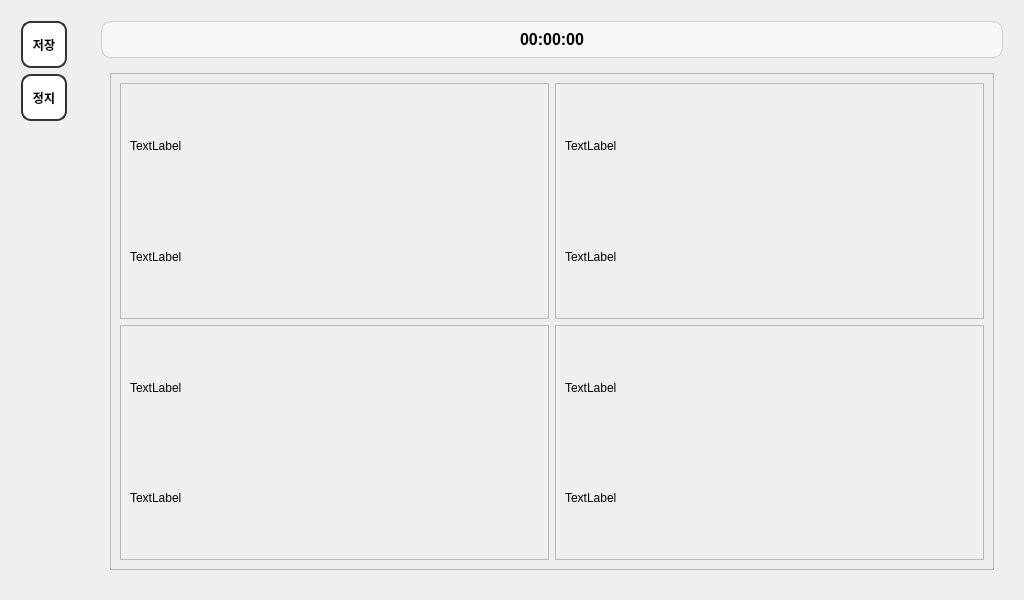
Old version of the form MainView/mainview.ui in the repository HYPER-MOB/2025ESWContest_mobility_6099.
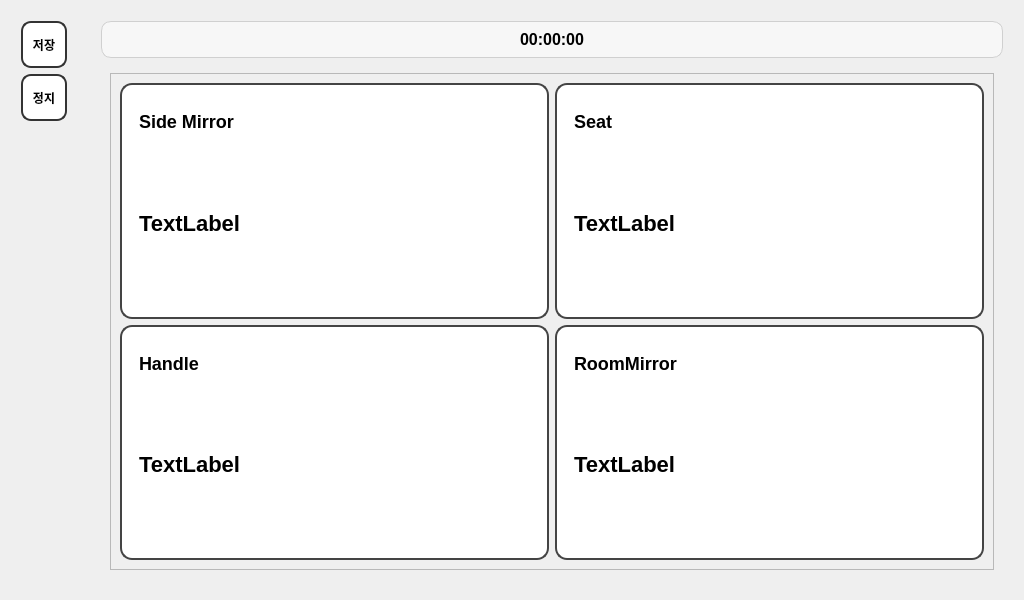
New version of the form. The open tabs and pages were chosen to show the change. Icons and pictures are not drawn.

Commit message: [DCU] feat : 주행 뷰 데이터 추가

What changed in the file:
```diff
--- a/MainView/mainview.ui
+++ b/MainView/mainview.ui
@@ -206,9 +206,35 @@
         <item>
          <widget class="QStackedWidget" name="stackedCenter">
           <property name="currentIndex">
-           <number>1</number>
+           <number>0</number>
           </property>
           <widget class="QWidget" name="pageDashboard">
+           <property name="styleSheet">
+            <string notr="true">QFrame#dashHandleFrame, 
+QFrame#dashRoomMirrorFrame,
+QFrame#dashSeatFrame,
+QFrame#dashSideMirrorFrame {
+    background: #FFFFFF;
+    border: 2px solid #444;
+    border-radius: 12px;
+    padding: 8px;
+}
+
+QLabel#dashHandleText, QLabel#dashRoomMirrorText,
+QLabel#dashSeatText, QLabel#dashSideMirrorText {
+    font-size: 18px;
+    font-weight: bold;
+    qproperty-alignment: 'AlignCenter';
+}
+
+QLabel#dashHandleValue, QLabel#dashRoomMirrorValue,
+QLabel#dashSeatValue, QLabel#dashSideMirrorValue {
+    font-size: 22px;
+    font-weight: 700;
+    qproperty-alignment: 'AlignCenter';
+}
+</string>
+           </property>
            <layout class="QVBoxLayout" name="verticalLayout_11">
             <item>
              <widget class="QFrame" name="frameDashboard">
@@ -227,11 +253,11 @@
                  <property name="frameShadow">
                   <enum>QFrame::Raised</enum>
                  </property>
-                 <layout class="QVBoxLayout" name="verticalLayout_2">
+                 <layout class="QVBoxLayout" name="verticalLayout_2" stretch="1,4">
                   <item>
                    <widget class="QLabel" name="dashSideMirrorText">
                     <property name="text">
-                     <string>TextLabel</string>
+                     <string>Side Mirror</string>
                     </property>
                    </widget>
                   </item>
@@ -246,23 +272,23 @@
                 </widget>
                </item>
                <item row="1" column="1">
-                <widget class="QFrame" name="dashSeatTileFrame">
+                <widget class="QFrame" name="dashSeatFrame">
                  <property name="frameShape">
                   <enum>QFrame::StyledPanel</enum>
                  </property>
                  <property name="frameShadow">
                   <enum>QFrame::Raised</enum>
                  </property>
-                 <layout class="QVBoxLayout" name="verticalLayout_15">
+                 <layout class="QVBoxLayout" name="verticalLayout_15" stretch="1,4">
                   <item>
-                   <widget class="QLabel" name="dashSeatTiltText">
+                   <widget class="QLabel" name="dashSeatText">
                     <property name="text">
-                     <string>TextLabel</string>
+                     <string>Seat</string>
                     </property>
                    </widget>
                   </item>
                   <item>
-                   <widget class="QLabel" name="dashSeatTiltValue">
+                   <widget class="QLabel" name="dashSeatValue">
                     <property name="text">
                      <string>TextLabel</string>
                     </property>
@@ -272,23 +298,23 @@
                 </widget>
                </item>
                <item row="4" column="0">
-                <widget class="QFrame" name="dashSeatFwdFrame">
+                <widget class="QFrame" name="dashHandleFrame">
                  <property name="frameShape">
                   <enum>QFrame::StyledPanel</enum>
                  </property>
                  <property name="frameShadow">
                   <enum>QFrame::Raised</enum>
                  </property>
-                 <layout class="QVBoxLayout" name="verticalLayout_14">
+                 <layout class="QVBoxLayout" name="verticalLayout_14" stretch="1,4">
                   <item>
-                   <widget class="QLabel" name="dashSeatFwdText">
+                   <widget class="QLabel" name="dashHandleText">
                     <property name="text">
-                     <string>TextLabel</string>
+                     <string>Handle</string>
                     </property>
                    </widget>
                   </item>
                   <item>
-                   <widget class="QLabel" name="dashSeatFwdValue">
+                   <widget class="QLabel" name="dashHandleValue">
                     <property name="text">
                      <string>TextLabel</string>
                     </property>
@@ -305,11 +331,11 @@
                  <property name="frameShadow">
                   <enum>QFrame::Raised</enum>
                  </property>
-                 <layout class="QVBoxLayout" name="verticalLayout_16">
+                 <layout class="QVBoxLayout" name="verticalLayout_16" stretch="1,4">
                   <item>
                    <widget class="QLabel" name="dashRoomMirrorText">
                     <property name="text">
-                     <string>TextLabel</string>
+                     <string>RoomMirror</string>
                     </property>
                    </widget>
                   </item>
```
The commit also changes 2 other files.
